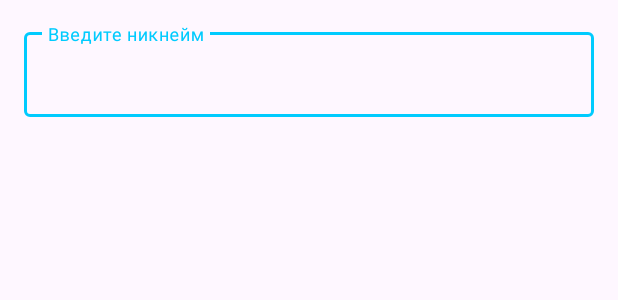
After one commit to igorv8836/Queue, an Android app: the layout edit_text.xml on its own in the app's theme, with its tools: preview values and no code run, on a phone screen of 412 x 824 dp. The commit adds this screen. Shown: the top 300 px of the screen. Run offline under Robolectric (Android 15) with nearby library versions, the phone set to English and light mode, and no system bars.

Commit message:
changing nickname and password, using material3

```diff
--- a/app/src/main/java/com/example/queue/viewmodels/AuthViewModel.kt
+++ b/app/src/main/java/com/example/queue/viewmodels/AuthViewModel.kt
@@ -29,7 +29,7 @@ class AuthViewModel : ViewModel() {
             } else {
                 val err = when (res.exceptionOrNull()) {
                     is FirebaseAuthInvalidCredentialsException -> "Неверный логин или пароль"
-                    else -> "Неизвестная ошибка"
+                    else -> res.exceptionOrNull()?.message ?: "Неизвестная ошибка"
                 }
                 _helpingText.postValue(err)
             }
--- /dev/null
+++ b/app/src/main/res/layout/edit_text.xml
@@ -0,0 +1,23 @@
+<?xml version="1.0" encoding="utf-8"?>
+<FrameLayout xmlns:android="http://schemas.android.com/apk/res/android"
+    android:layout_width="match_parent"
+    android:layout_height="match_parent"
+    android:padding="@dimen/margin_medium"
+    xmlns:app="http://schemas.android.com/apk/res-auto">
+
+
+    <com.google.android.material.textfield.TextInputLayout
+        android:id="@+id/textField"
+        android:layout_width="match_parent"
+        android:layout_height="wrap_content"
+        app:endIconMode="clear_text"
+        android:hint="Введите никнейм">
+
+        <com.google.android.material.textfield.TextInputEditText
+            android:id="@+id/input_edit_text"
+            android:layout_width="match_parent"
+            android:layout_height="wrap_content"
+            />
+
+    </com.google.android.material.textfield.TextInputLayout>
+</FrameLayout>
--- a/app/src/main/res/layout/fragment_settings.xml
+++ b/app/src/main/res/layout/fragment_settings.xml
@@ -14,8 +14,7 @@
         android:layout_height="160dp"
         android:src="@drawable/no_photo"
         android:layout_gravity="center"
-        app:shapeAppearanceOverlay="@style/ImageView.Round"
-        android:background="@drawable/circular_background" />
+        app:shapeAppearanceOverlay="@style/ImageView.Round" />
 
     <TextView
         android:id="@+id/nickname_textview"
--- a/app/src/main/res/values/dimens.xml
+++ b/app/src/main/res/values/dimens.xml
@@ -8,5 +8,7 @@
     <dimen name="text_size_medium">16sp</dimen>
     <dimen name="text_size_large">20sp</dimen>
 
+    <dimen name="user_image_size">160dp</dimen>
+
 
 </resources>
--- a/app/src/main/res/values/themes.xml
+++ b/app/src/main/res/values/themes.xml
@@ -14,7 +14,7 @@
         <!-- Customize your theme here. -->
     </style>
 
-    <style name="Theme.Queue" parent="Theme.MaterialComponents.DayNight.DarkActionBar">
+    <style name="Theme.Queue" parent="Theme.Material3.DayNight.NoActionBar">
 
         <item name="colorPrimary">@color/blue_300</item>
         <item name="colorPrimaryVariant">@color/blue_500</item>
```
Also changed, not shown: app/src/main/java/com/example/queue/firebase/FirestoreDB.kt (+16 -2 lines), app/src/main/java/com/example/queue/fragments/SettingsFragment.kt (+40 -19 lines), app/src/main/java/com/example/queue/repositories/FirestoreRepository.kt (+20 -2 lines), app/src/main/java/com/example/queue/viewmodels/SettingsViewModel.kt (+24 -6 lines).
